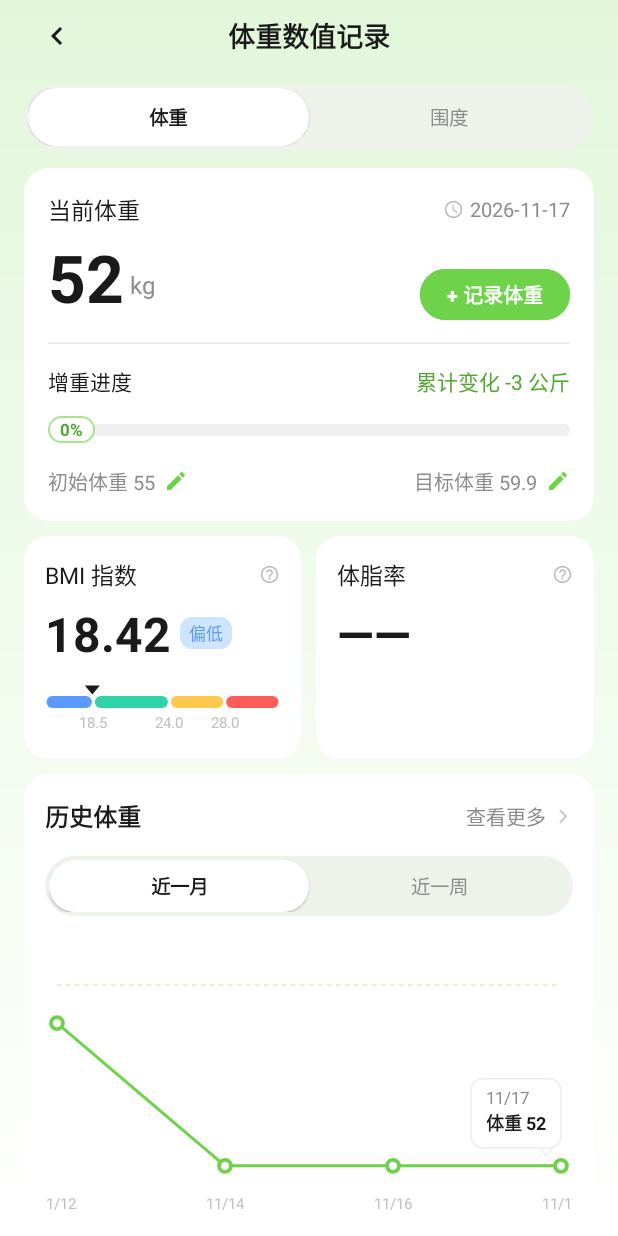
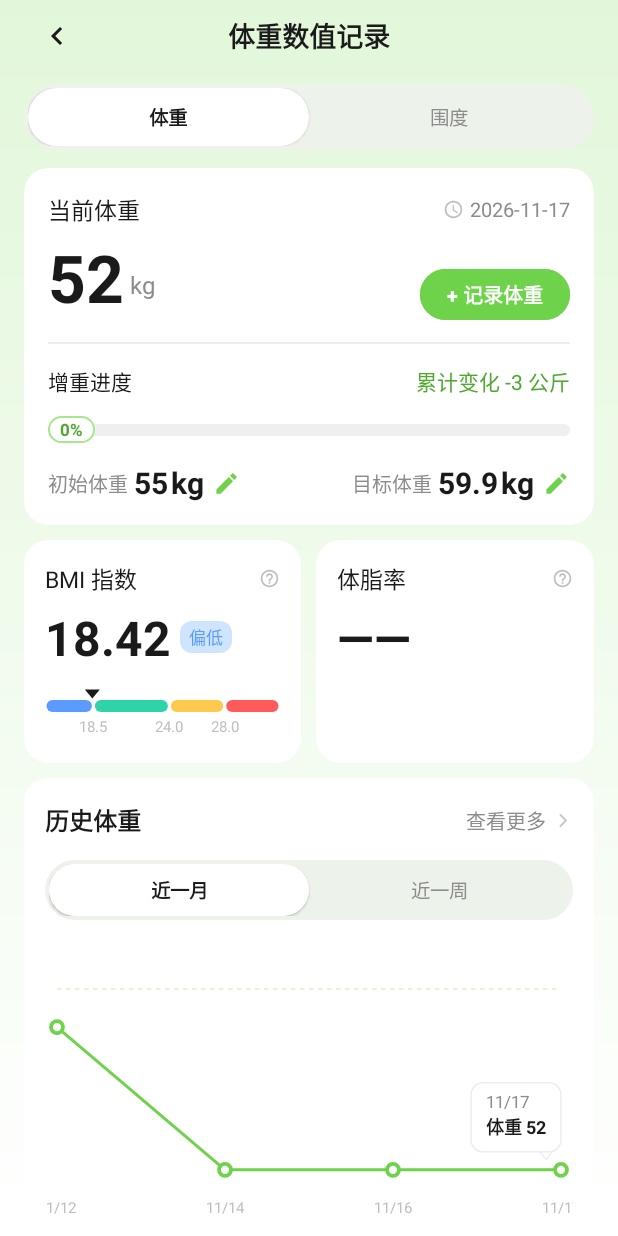
Before and after one commit to MengFuFu/CalorieApp, an Android app: the WeightRecordFragment screen opened through its navigation route, on a phone screen of 412 x 824 dp. Run offline under Robolectric (Android 15) with nearby library versions, the phone set to English and light mode, and no system bars; our stand-ins replace Dagger/Hilt's generated code.

Commit message:
支持修改初始体重与目标体重

```diff
--- a/app/src/main/java/com/mh/calorie/data/temp/TempWeightRepository.kt
+++ b/app/src/main/java/com/mh/calorie/data/temp/TempWeightRepository.kt
@@ -16,8 +16,8 @@ import javax.inject.Singleton
 class TempWeightRepository @Inject constructor() {
 
     /** 档案字段，M5 会挪到 ProfileRepository */
-    val startWeightKg = 55.0f
-    val targetWeightKg = 59.9f
+    var startWeightKg = 55.0f
+    var targetWeightKg = 59.9f
     val heightCm = 168.0f
     val bodyFatPercent: Float? = null
 
--- a/app/src/main/java/com/mh/calorie/ui/weight/WeightRecordFragment.kt
+++ b/app/src/main/java/com/mh/calorie/ui/weight/WeightRecordFragment.kt
@@ -45,8 +45,15 @@ class WeightRecordFragment : Fragment(R.layout.fragment_weight_record) {
         binding.btnBack.setOnClickListener { findNavController().navigateUp() }
         binding.btnRecordWeight.setOnClickListener { showInputDialog() }
         binding.tvMore.setOnClickListener { toast(R.string.weight_more_coming) }
-        binding.ivEditStart.setOnClickListener { toast(R.string.weight_edit_coming) }
-        binding.ivEditTarget.setOnClickListener { toast(R.string.weight_edit_coming) }
+        binding.ivEditStart.setOnClickListener {
+            WeightInputSheet.newProfileInstance(
+                WeightInputSheet.Field.START, viewModel.uiState.value.startWeightKg
+            ).show(parentFragmentManager, WeightInputSheet.TAG)
+        }
+        binding.ivEditTarget.setOnClickListener {
+            WeightInputSheet.newProfileInstance(
+            WeightInputSheet.Field.TARGET, viewModel.uiState.value.targetWeightKg
+        ).show(parentFragmentManager, WeightInputSheet.TAG) }
     }
 
     private fun setupSegments() {
@@ -69,14 +76,14 @@ class WeightRecordFragment : Fragment(R.layout.fragment_weight_record) {
         }
 
         parentFragmentManager.setFragmentResultListener(
-            WeightInputSheet.REQUEST_KEY, viewLifecycleOwner
+            WeightInputSheet.REQUEST_KEY_PROFILE, viewLifecycleOwner
         ) { _, bundle ->
-            val kg = bundle.getFloat(WeightInputSheet.RESULT_WEIGHT)
+            val value = bundle.getFloat(WeightInputSheet.RESULT_VALUE)
             // 日期缺失（老版本面板/异常情况）就退回今天，保证不会崩
-            val at = bundle.getString(WeightInputSheet.RESULT_DATETIME)
-                ?.let { runCatching { LocalDateTime.parse(it, WeightInputSheet.TIME_FORMATTER) }.getOrNull() }
-                ?: LocalDateTime.now()
-            viewModel.addWeight(kg, at)
+            when (bundle.getString(WeightInputSheet.RESULT_FIELD)) {
+                WeightInputSheet.Field.START.name -> viewModel.setStartWeight(value)
+                WeightInputSheet.Field.TARGET.name -> viewModel.setTargetWeight(value)
+            }
         }
     }
 
@@ -101,8 +108,8 @@ class WeightRecordFragment : Fragment(R.layout.fragment_weight_record) {
         binding.tvPercent.text = getString(R.string.weight_percent, state.progressPercent)
         movePercentChip(state.progressPercent)
 
-        binding.tvStartWeight.text = getString(R.string.weight_start, formatKg(state.startWeightKg))
-        binding.tvTargetWeight.text = getString(R.string.weight_target, formatKg(state.targetWeightKg))
+        binding.tvStartValue.text = formatKg(state.startWeightKg)
+        binding.tvTargetValue.text = formatKg(state.targetWeightKg)
 
         binding.tvBmi.text = String.format(Locale.US, "%.2f", state.bmi)
         binding.tvBmiTag.text = state.bmiCategory.label
--- a/app/src/main/res/layout/fragment_weight_record.xml
+++ b/app/src/main/res/layout/fragment_weight_record.xml
@@ -206,17 +206,40 @@
                         android:orientation="horizontal">
 
                         <TextView
-                            android:id="@+id/tvStartWeight"
+                            android:id="@+id/tvStartLabel"
                             android:layout_width="wrap_content"
                             android:layout_height="wrap_content"
+                            android:text="@string/profile_weight_start"
                             android:textColor="@color/text_secondary"
-                            android:textSize="13sp"
-                            tools:text="初始体重 55kg" />
+                            android:textSize="13sp" />
+
+                        <!-- 数值：黑色加粗，单位单独一个小号灰字 -->
+                        <TextView
+                            android:id="@+id/tvStartValue"
+                            android:layout_width="wrap_content"
+                            android:layout_height="wrap_content"
+                            android:layout_marginStart="4dp"
+                            android:includeFontPadding="false"
+                            android:textColor="@color/text_primary"
+                            android:textSize="20sp"
+                            android:textStyle="bold"
+                            tools:text="55" />
+
+                        <TextView
+                            android:id="@+id/tvStartUnit"
+                            android:layout_width="wrap_content"
+                            android:layout_height="wrap_content"
+                            android:layout_marginStart="2dp"
+                            android:includeFontPadding="false"
+                            android:text="@string/unit_kg"
+                            android:textColor="@color/text_primary"
+                            android:textSize="20sp"
+                            android:textStyle="bold" />
 
                         <ImageView
                             android:id="@+id/ivEditStart"
-                            android:layout_width="16dp"
-                            android:layout_height="16dp"
+                            android:layout_width="18dp"
+                            android:layout_height="18dp"
                             android:layout_marginStart="6dp"
                             android:background="?attr/selectableItemBackgroundBorderless"
                             android:contentDescription="@string/weight_edit_start"
@@ -232,17 +255,39 @@
                         android:orientation="horizontal">
 
                         <TextView
-                            android:id="@+id/tvTargetWeight"
+                            android:id="@+id/tvTargetLabel"
                             android:layout_width="wrap_content"
                             android:layout_height="wrap_content"
+                            android:text="@string/profile_weight_target"
                             android:textColor="@color/text_secondary"
-                            android:textSize="13sp"
-                            tools:text="目标体重 59.9kg" />
+                            android:textSize="13sp" />
+
+                        <TextView
+                            android:id="@+id/tvTargetValue"
+                            android:layout_width="wrap_content"
+                            android:layout_height="wrap_content"
+                            android:layout_marginStart="4dp"
+                            android:includeFontPadding="false"
+                            android:textColor="@color/text_primary"
+                            android:textSize="20sp"
+                            android:textStyle="bold"
+                            tools:text="59.9" />
+
+                        <TextView
+                            android:id="@+id/tvTargetUnit"
+                            android:layout_width="wrap_content"
+                            android:layout_height="wrap_content"
+                            android:layout_marginStart="2dp"
+                            android:includeFontPadding="false"
+                            android:text="@string/unit_kg"
+                            android:textColor="@color/text_primary"
+                            android:textSize="20sp"
+                            android:textStyle="bold" />
 
                         <ImageView
                             android:id="@+id/ivEditTarget"
-                            android:layout_width="16dp"
-                            android:layout_height="16dp"
+                            android:layout_width="18dp"
+                            android:layout_height="18dp"
                             android:layout_marginStart="6dp"
                             android:background="?attr/selectableItemBackgroundBorderless"
                             android:contentDescription="@string/weight_edit_target"
--- a/app/src/main/res/layout/sheet_weight_input.xml
+++ b/app/src/main/res/layout/sheet_weight_input.xml
@@ -33,6 +33,7 @@
             android:textSize="13sp"
             app:drawableTint="@color/text_primary"
             tools:text="2026-11-17 18:39" />
+
 
         <ImageView
             android:id="@+id/btnClose"
--- a/app/src/main/res/values/strings.xml
+++ b/app/src/main/res/values/strings.xml
@@ -94,4 +94,8 @@
     <string name="date_today">今天</string>
     <string name="hour_format">%1$d时</string>
     <string name="minute_format">%1$d分</string>
+
+    <string name="profile_weight_start">初始体重</string>
+    <string name="profile_weight_target">目标体重</string>
+    <string name="unit_kg">kg</string>
 </resources>
```
Also changed, not shown: app/src/main/java/com/mh/calorie/ui/weight/WeightInputSheet.kt (+75 -6 lines), app/src/main/java/com/mh/calorie/ui/weight/WeightRecordViewModel.kt (+12 -0 lines).
